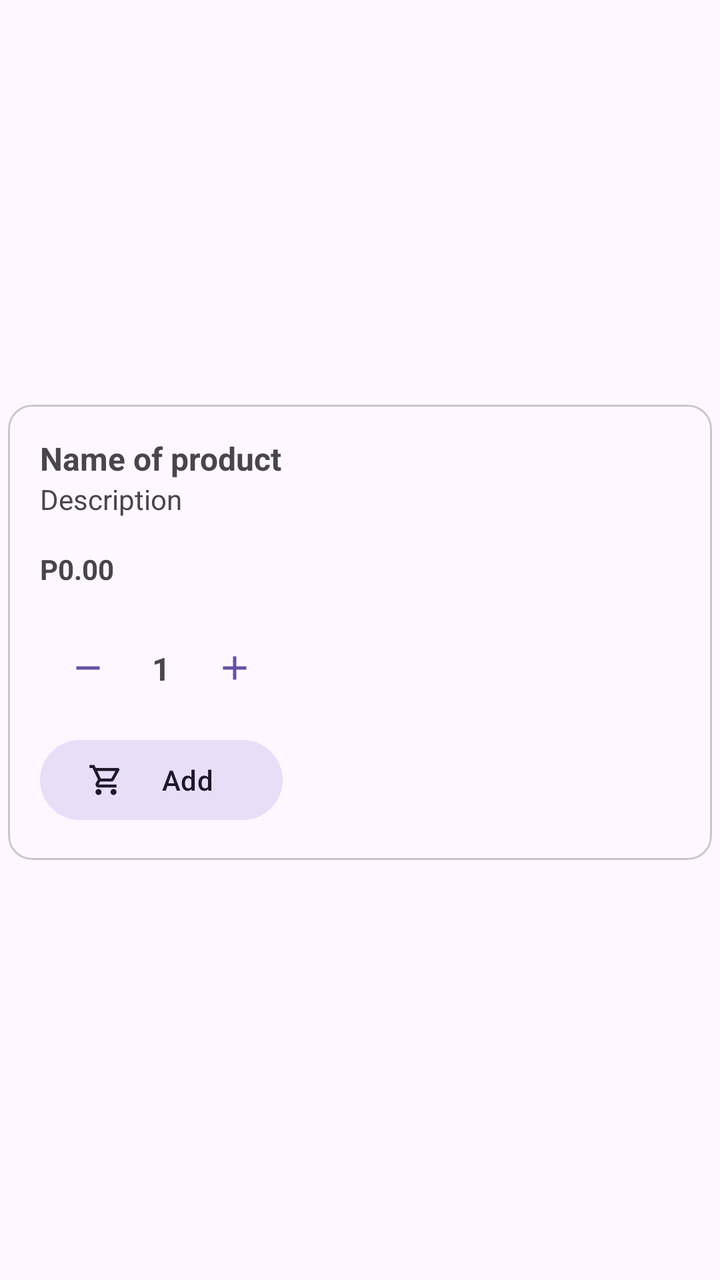
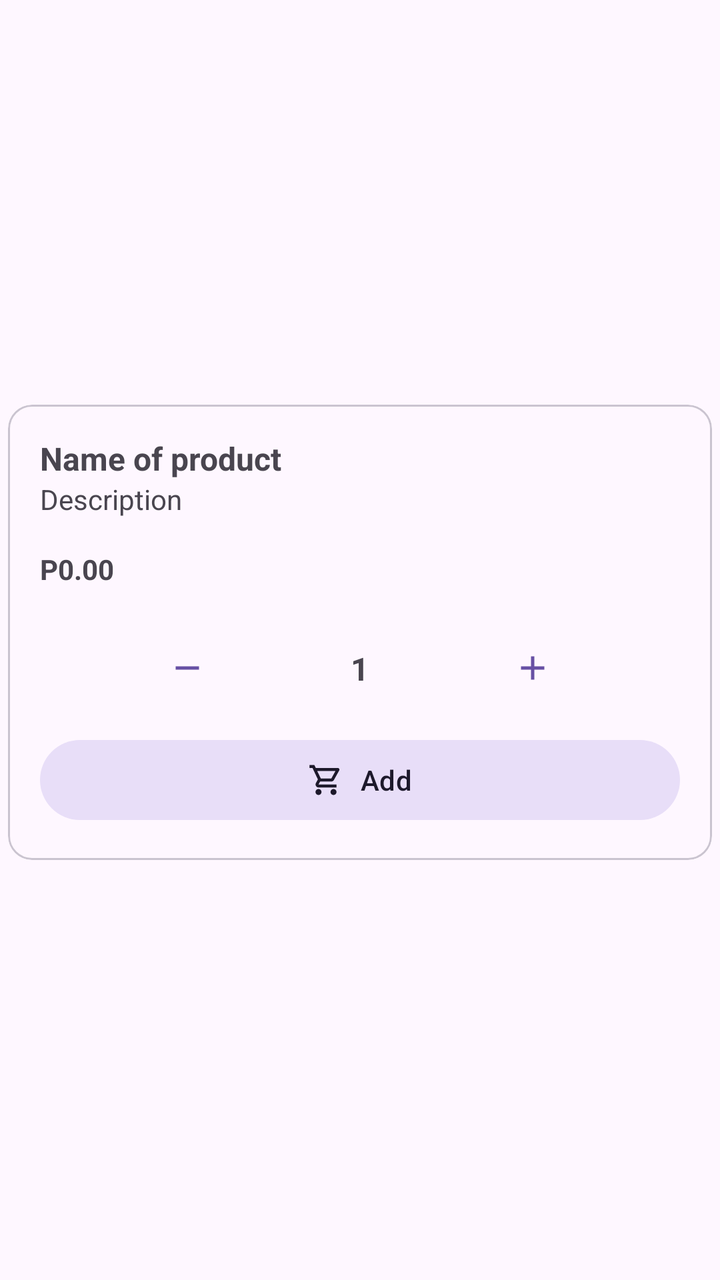

Screens rendered from an Android XML layout before and after an edit, with the pre-edit source and the edit as a unified diff.
<!-- AndroidManifest.xml: application theme Theme.RmmcGabay -->
<!-- res/layout/layout_product.xml -->
<?xml version="1.0" encoding="utf-8"?>
<androidx.constraintlayout.widget.ConstraintLayout xmlns:android="http://schemas.android.com/apk/res/android"
    xmlns:app="http://schemas.android.com/apk/res-auto"
    xmlns:tools="http://schemas.android.com/tools"
    android:layout_width="match_parent"
    android:layout_height="wrap_content">

    <com.google.android.material.card.MaterialCardView
        style="@style/Widget.Material3.CardView.Outlined"
        android:layout_width="0dp"
        android:layout_height="wrap_content"
        android:layout_marginStart="4dp"
        android:layout_marginEnd="4dp"
        android:layout_marginBottom="8dp"
        app:layout_constraintBottom_toBottomOf="parent"
        app:layout_constraintEnd_toEndOf="parent"
        app:layout_constraintStart_toStartOf="parent"
        app:layout_constraintTop_toTopOf="parent">

        <androidx.constraintlayout.widget.ConstraintLayout
            android:layout_width="match_parent"
            android:layout_height="wrap_content">

            <TextView
                android:id="@+id/tv_product_name"
                android:layout_width="0dp"
                android:layout_height="wrap_content"
                android:layout_marginStart="16dp"
                android:layout_marginTop="16dp"
                android:layout_marginEnd="16dp"
                android:text="Name of product"
                android:textSize="16sp"
                android:textStyle="bold"
                app:layout_constraintEnd_toEndOf="parent"
                app:layout_constraintStart_toStartOf="parent"
                app:layout_constraintTop_toTopOf="parent" />

            <TextView
                android:id="@+id/tv_product_description"
                android:layout_width="wrap_content"
                android:layout_height="wrap_content"
                android:layout_marginStart="16dp"
                android:maxLines="2"
                android:text="Description"
                app:layout_constraintStart_toStartOf="parent"
                app:layout_constraintTop_toBottomOf="@+id/tv_product_name" />

            <TextView
                android:id="@+id/tv_product_price"
                android:layout_width="wrap_content"
                android:layout_height="wrap_content"
                android:layout_marginStart="16dp"
                android:layout_marginTop="16dp"
                android:text="P0.00"
                android:textStyle="bold"
                app:layout_constraintStart_toStartOf="parent"
                app:layout_constraintTop_toBottomOf="@+id/tv_product_description" />

            <Button
                android:id="@+id/btn_product_decrease"
                style="@style/Widget.Material3.Button.IconButton"
                android:layout_width="wrap_content"
                android:layout_height="wrap_content"
                android:layout_marginStart="16dp"
                android:layout_marginTop="16dp"
                android:contentDescription="Decrease amount"
                app:icon="@drawable/ic_remove"
                app:layout_constraintStart_toStartOf="parent"
                app:layout_constraintTop_toBottomOf="@+id/tv_product_price" />

            <TextView
                android:id="@+id/tv_product_quantity"
                android:layout_width="wrap_content"
                android:layout_height="wrap_content"
                android:layout_marginStart="8dp"
                android:text="1"
                android:textSize="16sp"
                android:textStyle="bold"
                app:layout_constraintBottom_toBottomOf="@+id/btn_product_decrease"
                app:layout_constraintStart_toEndOf="@+id/btn_product_decrease"
                app:layout_constraintTop_toTopOf="@+id/btn_product_decrease" />

            <Button
                android:id="@+id/btn_product_increase"
                style="@style/Widget.Material3.Button.IconButton"
                android:layout_width="wrap_content"
                android:layout_height="wrap_content"
                android:layout_marginStart="8dp"
                android:layout_marginEnd="16dp"
                android:contentDescription="Increase amount"
                app:icon="@drawable/ic_add"
                app:layout_constraintBottom_toBottomOf="@+id/btn_product_decrease"
                app:layout_constraintEnd_toEndOf="parent"
                app:layout_constraintHorizontal_bias="0.0"
                app:layout_constraintStart_toEndOf="@+id/tv_product_quantity"
                app:layout_constraintTop_toTopOf="@+id/btn_product_decrease" />

            <Button
                android:id="@+id/btn_product_add"
                style="@style/Widget.Material3.Button.TonalButton"
                android:layout_width="0dp"
                android:layout_height="wrap_content"
                android:layout_marginTop="8dp"
                android:layout_marginBottom="16dp"
                android:text="Add"
                app:icon="@drawable/ic_cart"
                app:layout_constraintBottom_toBottomOf="parent"
                app:layout_constraintEnd_toEndOf="@+id/btn_product_increase"
                app:layout_constraintStart_toStartOf="@+id/btn_product_decrease"
                app:layout_constraintTop_toBottomOf="@+id/btn_product_decrease"
                app:layout_constraintVertical_bias="0.0" />
        </androidx.constraintlayout.widget.ConstraintLayout>
    </com.google.android.material.card.MaterialCardView>

</androidx.constraintlayout.widget.ConstraintLayout>
<!-- resources referenced by this layout -->
<resources>
  <!-- drawable ic_add (drawable) -->
  <vector xmlns:android="http://schemas.android.com/apk/res/android"
      android:width="24dp"
      android:height="24dp"
      android:viewportWidth="960"
      android:viewportHeight="960"
      android:tint="?attr/colorControlNormal">
    <path
        android:fillColor="@android:color/white"
        android:pathData="M440,520L200,520L200,440L440,440L440,200L520,200L520,440L760,440L760,520L520,520L520,760L440,760L440,520Z"/>
  </vector>
  <!-- drawable ic_cart (drawable) -->
  <vector xmlns:android="http://schemas.android.com/apk/res/android"
      android:width="24dp"
      android:height="24dp"
      android:viewportWidth="960"
      android:viewportHeight="960"
      android:tint="?attr/colorControlNormal">
    <path
        android:fillColor="@android:color/white"
        android:pathData="M280,880Q247,880 223.5,856.5Q200,833 200,800Q200,767 223.5,743.5Q247,720 280,720Q313,720 336.5,743.5Q360,767 360,800Q360,833 336.5,856.5Q313,880 280,880ZM680,880Q647,880 623.5,856.5Q600,833 600,800Q600,767 623.5,743.5Q647,720 680,720Q713,720 736.5,743.5Q760,767 760,800Q760,833 736.5,856.5Q713,880 680,880ZM246,240L342,440L622,440Q622,440 622,440Q622,440 622,440L732,240Q732,240 732,240Q732,240 732,240L246,240ZM208,160L798,160Q821,160 833,180.5Q845,201 834,222L692,478Q681,498 662.5,509Q644,520 622,520L324,520L280,600Q280,600 280,600Q280,600 280,600L760,600L760,680L280,680Q235,680 212,640.5Q189,601 210,562L264,464L120,160L40,160L40,80L170,80L208,160ZM342,440L342,440L622,440Q622,440 622,440Q622,440 622,440L622,440L342,440Z"/>
  </vector>
  <!-- drawable ic_remove (drawable) -->
  <vector xmlns:android="http://schemas.android.com/apk/res/android"
      android:width="24dp"
      android:height="24dp"
      android:viewportWidth="960"
      android:viewportHeight="960"
      android:tint="?attr/colorControlNormal">
    <path
        android:fillColor="@android:color/white"
        android:pathData="M200,520L200,440L760,440L760,520L200,520Z"/>
  </vector>
  <style name="Theme.RmmcGabay" parent="Base.Theme.RmmcGabay" />
  <style name="Base.Theme.RmmcGabay" parent="Theme.Material3.DayNight">
          
          
      </style>
</resources>

<!-- the commit's change to res/layout/layout_product.xml (unified diff, before → after) -->
@@ -59,12 +59,17 @@
             <Button
                 android:id="@+id/btn_product_decrease"
                 style="@style/Widget.Material3.Button.IconButton"
-                android:layout_width="wrap_content"
+                android:layout_width="0dp"
                 android:layout_height="wrap_content"
                 android:layout_marginStart="16dp"
                 android:layout_marginTop="16dp"
                 android:contentDescription="Decrease amount"
+                android:textAlignment="center"
                 app:icon="@drawable/ic_remove"
+                app:iconGravity="textStart"
+                app:layout_constraintEnd_toStartOf="@+id/tv_product_quantity"
+                app:layout_constraintHorizontal_bias="0.5"
+                app:layout_constraintHorizontal_chainStyle="packed"
                 app:layout_constraintStart_toStartOf="parent"
                 app:layout_constraintTop_toBottomOf="@+id/tv_product_price" />
 
@@ -77,21 +82,24 @@
                 android:textSize="16sp"
                 android:textStyle="bold"
                 app:layout_constraintBottom_toBottomOf="@+id/btn_product_decrease"
+                app:layout_constraintEnd_toStartOf="@+id/btn_product_increase"
+                app:layout_constraintHorizontal_bias="0.5"
                 app:layout_constraintStart_toEndOf="@+id/btn_product_decrease"
                 app:layout_constraintTop_toTopOf="@+id/btn_product_decrease" />
 
             <Button
                 android:id="@+id/btn_product_increase"
                 style="@style/Widget.Material3.Button.IconButton"
-                android:layout_width="wrap_content"
+                android:layout_width="0dp"
                 android:layout_height="wrap_content"
                 android:layout_marginStart="8dp"
                 android:layout_marginEnd="16dp"
                 android:contentDescription="Increase amount"
                 app:icon="@drawable/ic_add"
+                app:iconGravity="textStart"
                 app:layout_constraintBottom_toBottomOf="@+id/btn_product_decrease"
                 app:layout_constraintEnd_toEndOf="parent"
-                app:layout_constraintHorizontal_bias="0.0"
+                app:layout_constraintHorizontal_bias="0.5"
                 app:layout_constraintStart_toEndOf="@+id/tv_product_quantity"
                 app:layout_constraintTop_toTopOf="@+id/btn_product_decrease" />
 
@@ -100,13 +108,16 @@
                 style="@style/Widget.Material3.Button.TonalButton"
                 android:layout_width="0dp"
                 android:layout_height="wrap_content"
+                android:layout_marginStart="16dp"
                 android:layout_marginTop="8dp"
+                android:layout_marginEnd="16dp"
                 android:layout_marginBottom="16dp"
                 android:text="Add"
                 app:icon="@drawable/ic_cart"
+                app:iconGravity="textStart"
                 app:layout_constraintBottom_toBottomOf="parent"
-                app:layout_constraintEnd_toEndOf="@+id/btn_product_increase"
-                app:layout_constraintStart_toStartOf="@+id/btn_product_decrease"
+                app:layout_constraintEnd_toEndOf="parent"
+                app:layout_constraintStart_toStartOf="parent"
                 app:layout_constraintTop_toBottomOf="@+id/btn_product_decrease"
                 app:layout_constraintVertical_bias="0.0" />
         </androidx.constraintlayout.widget.ConstraintLayout>
